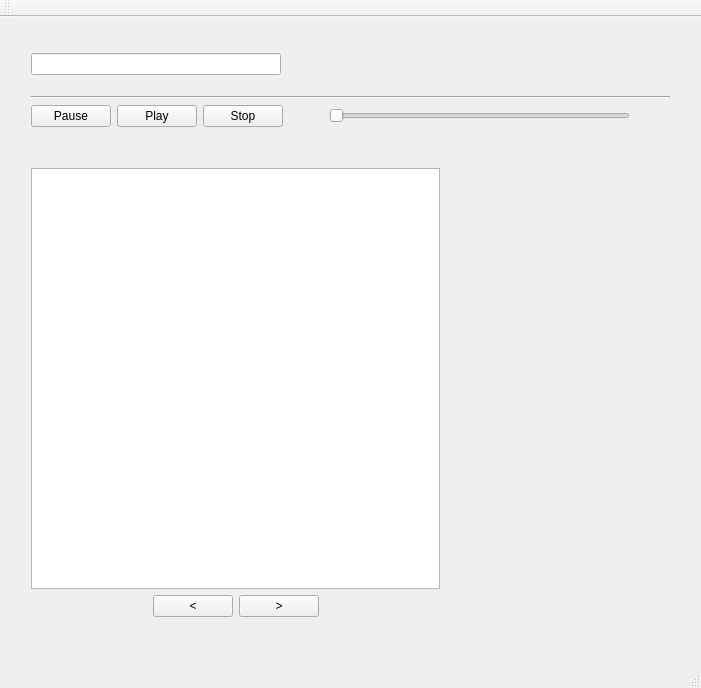
Above: mainwindow.ui from cagdasc/CacaTube before the change. Below: the same form after it.
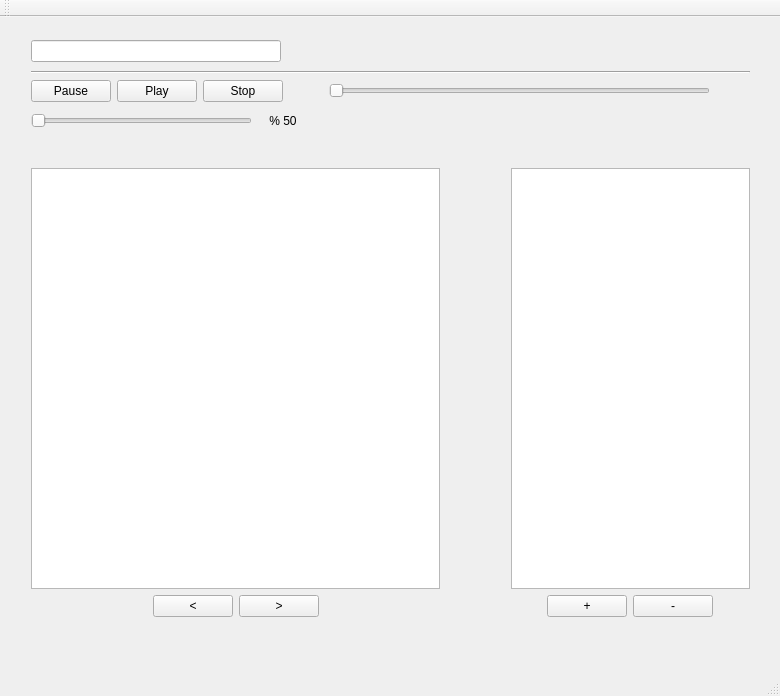
That is the form after the change.

Commit message: Playlist feature added

The edit to the form file:
```diff
--- a/mainwindow.ui
+++ b/mainwindow.ui
@@ -6,21 +6,36 @@
    <rect>
     <x>0</x>
     <y>0</y>
-    <width>701</width>
-    <height>688</height>
+    <width>780</width>
+    <height>696</height>
    </rect>
   </property>
+  <property name="minimumSize">
+   <size>
+    <width>780</width>
+    <height>696</height>
+   </size>
+  </property>
+  <property name="maximumSize">
+   <size>
+    <width>790</width>
+    <height>696</height>
+   </size>
+  </property>
   <property name="windowTitle">
    <string>CacaTube</string>
   </property>
   <widget class="QWidget" name="centralWidget">
+   <property name="enabled">
+    <bool>true</bool>
+   </property>
    <widget class="QWidget" name="verticalLayoutWidget">
     <property name="geometry">
      <rect>
       <x>20</x>
       <y>10</y>
-      <width>661</width>
-      <height>111</height>
+      <width>741</width>
+      <height>118</height>
      </rect>
     </property>
     <layout class="QVBoxLayout" name="verticalLayout">
@@ -177,6 +192,74 @@
        </item>
       </layout>
      </item>
+     <item>
+      <layout class="QHBoxLayout" name="horizontalLayout_4">
+       <item>
+        <widget class="QSlider" name="volume_slider">
+         <property name="sizePolicy">
+          <sizepolicy hsizetype="Expanding" vsizetype="Fixed">
+           <horstretch>0</horstretch>
+           <verstretch>0</verstretch>
+          </sizepolicy>
+         </property>
+         <property name="maximum">
+          <number>100</number>
+         </property>
+         <property name="orientation">
+          <enum>Qt::Horizontal</enum>
+         </property>
+        </widget>
+       </item>
+       <item>
+        <widget class="QLabel" name="volume_per">
+         <property name="minimumSize">
+          <size>
+           <width>50</width>
+           <height>0</height>
+          </size>
+         </property>
+         <property name="frameShape">
+          <enum>QFrame::NoFrame</enum>
+         </property>
+         <property name="text">
+          <string>% 50</string>
+         </property>
+         <property name="alignment">
+          <set>Qt::AlignCenter</set>
+         </property>
+        </widget>
+       </item>
+       <item>
+        <spacer name="horizontalSpacer_7">
+         <property name="orientation">
+          <enum>Qt::Horizontal</enum>
+         </property>
+         <property name="sizeHint" stdset="0">
+          <size>
+           <width>40</width>
+           <height>20</height>
+          </size>
+         </property>
+        </spacer>
+       </item>
+       <item>
+        <spacer name="horizontalSpacer_6">
+         <property name="orientation">
+          <enum>Qt::Horizontal</enum>
+         </property>
+         <property name="sizeType">
+          <enum>QSizePolicy::Expanding</enum>
+         </property>
+         <property name="sizeHint" stdset="0">
+          <size>
+           <width>40</width>
+           <height>20</height>
+          </size>
+         </property>
+        </spacer>
+       </item>
+      </layout>
+     </item>
     </layout>
    </widget>
    <widget class="QWidget" name="verticalLayoutWidget_2">
@@ -257,6 +340,74 @@
      </item>
     </layout>
    </widget>
+   <widget class="QWidget" name="verticalLayoutWidget_3">
+    <property name="geometry">
+     <rect>
+      <x>500</x>
+      <y>140</y>
+      <width>261</width>
+      <height>471</height>
+     </rect>
+    </property>
+    <layout class="QVBoxLayout" name="verticalLayout_3">
+     <item>
+      <widget class="QListView" name="playlist"/>
+     </item>
+     <item>
+      <layout class="QHBoxLayout" name="horizontalLayout_5">
+       <item>
+        <spacer name="horizontalSpacer_8">
+         <property name="orientation">
+          <enum>Qt::Horizontal</enum>
+         </property>
+         <property name="sizeHint" stdset="0">
+          <size>
+           <width>40</width>
+           <height>20</height>
+          </size>
+         </property>
+        </spacer>
+       </item>
+       <item>
+        <widget class="QPushButton" name="add_playlist_button">
+         <property name="text">
+          <string>+</string>
+         </property>
+         <property name="autoDefault">
+          <bool>false</bool>
+         </property>
+         <property name="default">
+          <bool>false</bool>
+         </property>
+         <property name="flat">
+          <bool>false</bool>
+         </property>
+        </widget>
+       </item>
+       <item>
+        <widget class="QPushButton" name="remove_playlist_button">
+         <property name="text">
+          <string>-</string>
+         </property>
+        </widget>
+       </item>
+       <item>
+        <spacer name="horizontalSpacer_9">
+         <property name="orientation">
+          <enum>Qt::Horizontal</enum>
+         </property>
+         <property name="sizeHint" stdset="0">
+          <size>
+           <width>40</width>
+           <height>20</height>
+          </size>
+         </property>
+        </spacer>
+       </item>
+      </layout>
+     </item>
+    </layout>
+   </widget>
   </widget>
   <widget class="QMenuBar" name="menuBar">
    <property name="geometry">
```
Left out of the diff: 2 changed lines with no effect on the pictures. The commit also changes 6 other files.
